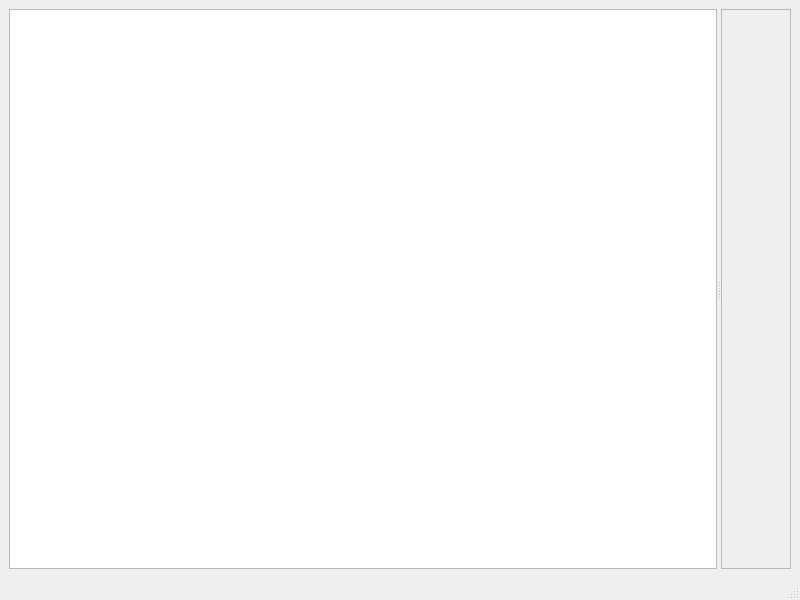
This is settingsmainwindow.ui in 2042Third/pdmQt as Qt 5 draws it before an edit. The edited form follows.
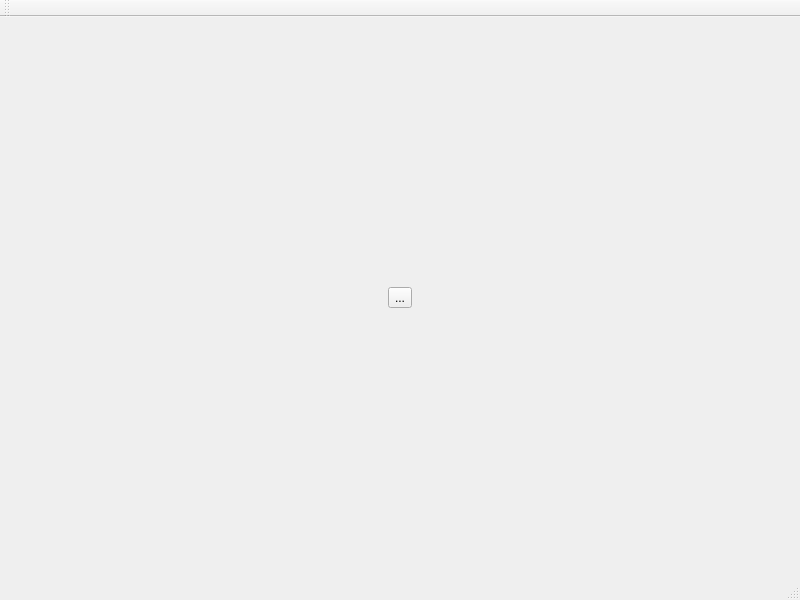
This is the edited form.

What changed in the file:
```diff
--- a/settingsmainwindow.ui
+++ b/settingsmainwindow.ui
@@ -15,27 +15,11 @@
   </property>
   <widget class="QWidget" name="centralwidget">
    <layout class="QGridLayout" name="gridLayout">
-    <item row="0" column="0">
-     <widget class="QSplitter" name="splitter">
-      <property name="orientation">
-       <enum>Qt::Horizontal</enum>
+    <item row="0" column="1">
+     <widget class="QToolButton" name="toolButton">
+      <property name="text">
+       <string>...</string>
       </property>
-      <widget class="QListWidget" name="listWidget"/>
-      <widget class="QScrollArea" name="scrollArea">
-       <property name="widgetResizable">
-        <bool>true</bool>
-       </property>
-       <widget class="QWidget" name="scrollAreaWidgetContents">
-        <property name="geometry">
-         <rect>
-          <x>0</x>
-          <y>0</y>
-          <width>72</width>
-          <height>523</height>
-         </rect>
-        </property>
-       </widget>
-      </widget>
      </widget>
     </item>
    </layout>
@@ -51,6 +35,17 @@
    </property>
   </widget>
   <widget class="QStatusBar" name="statusbar"/>
+  <widget class="QToolBar" name="toolBar">
+   <property name="windowTitle">
+    <string>toolBar</string>
+   </property>
+   <attribute name="toolBarArea">
+    <enum>TopToolBarArea</enum>
+   </attribute>
+   <attribute name="toolBarBreak">
+    <bool>false</bool>
+   </attribute>
+  </widget>
  </widget>
  <resources/>
  <connections/>
```
Left out of the diff: 10 changed lines with no effect on the pictures.
